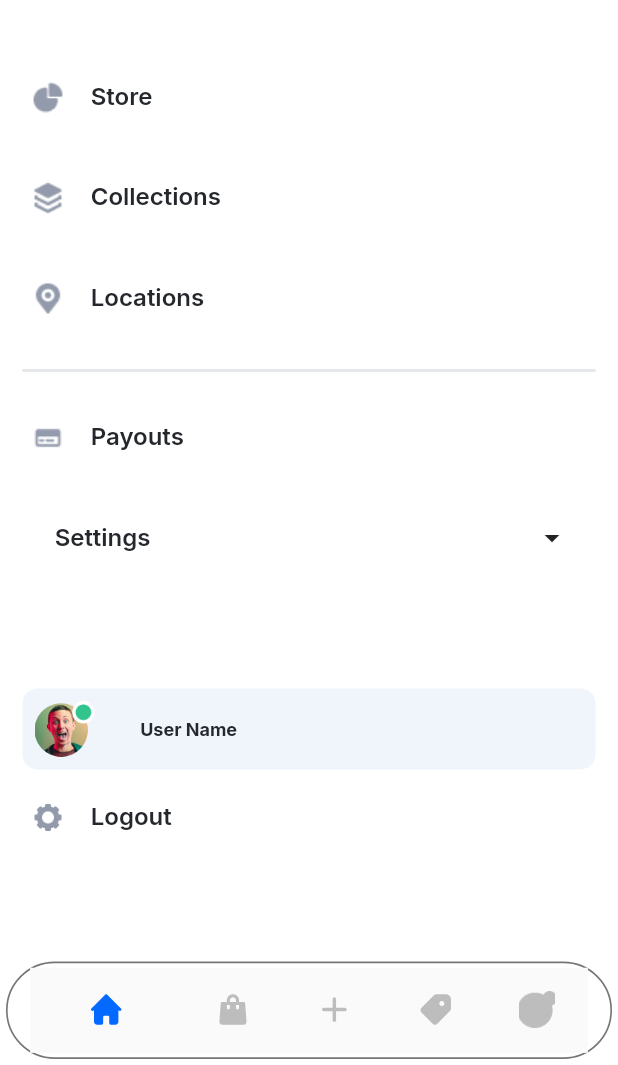
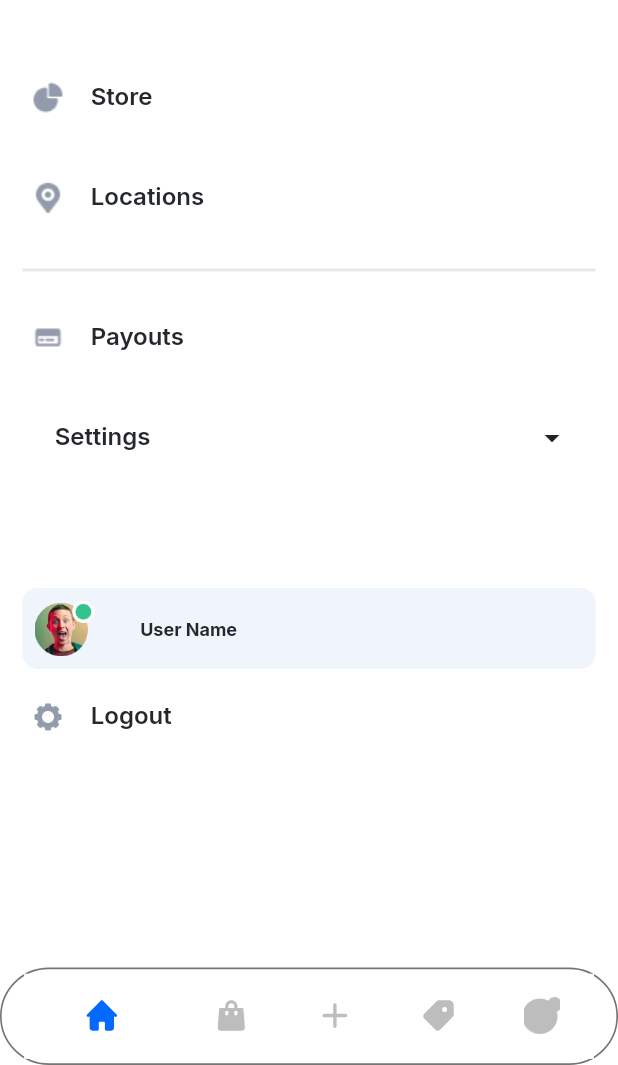
Before and after one commit to StrangerDeveloper/ismmart_vms, a Flutter app: the screen it shows after launch, swiped to page 5, on a phone screen of 412 x 824 dp, the part 171-1236 px from its top. Run offline on Flutter 3.47's test engine with Material 3 defaults, Android fonts, the phone set to English and light mode, and no system bars; our stand-ins replace cached_network_image, country_code_picker, dropdown_search, firebase_core, fl_chart, flutter_image_compress and 11 more; missing offline and left inert: dart:ffi, quill_html_editor; accounts and stored records are empty; network calls fail; project files that could hold a hidden picture were left out.

Commit message:
UI fixes

```diff
--- a/lib/main.dart
+++ b/lib/main.dart
@@ -5,13 +5,13 @@ import 'package:get/get.dart';
 import 'package:get_storage/get_storage.dart';
 import 'package:google_fonts/google_fonts.dart';
 import 'package:ismmart_vms/helper/theme_helper.dart';
+import 'package:ismmart_vms/screens/drawer_bottom_nav/drawer_bottom_bar_view.dart';
 import 'package:ismmart_vms/screens/auth/login/login_view.dart';
 import 'package:ismmart_vms/screens/bank_list/bank_list_view.dart';
 import 'package:ismmart_vms/screens/drawer_bottom_nav/drawer_bottom_bar_view.dart';
 import 'package:ismmart_vms/screens/order_listing/order_view.dart';
 import 'firebase_options.dart';
 import 'helper/routes.dart';
-import 'screens/dashboard/dashboard_view.dart';
 
 Future<void> main() async {
   WidgetsFlutterBinding.ensureInitialized();
@@ -52,7 +52,7 @@ class MyApp extends StatelessWidget {
             elevation: 3,
             shadowColor: Colors.black12),
       ),
-      home:DrawerBottomBarView(),
+      home: DrawerBottomBarView(),
       initialRoute: Routes.initRoute,
       getPages: Routes.pages,
     );
--- a/lib/screens/dashboard/dashboard_view.dart
+++ b/lib/screens/dashboard/dashboard_view.dart
@@ -14,6 +14,7 @@ import 'package:ismmart_vms/widgets/custom_image_view.dart';
 import 'package:ismmart_vms/widgets/loader_view.dart';
 
 import '../../helper/resourses/app_colors.dart';
+import '../../widgets/custom_drawer.dart';
 
 class DashboardView extends StatelessWidget {
   DashboardView({super.key});
--- a/lib/screens/drawer_bottom_nav/drawer_bottom_bar_viewmodel.dart
+++ b/lib/screens/drawer_bottom_nav/drawer_bottom_bar_viewmodel.dart
@@ -14,9 +14,9 @@ class DrawerBottomBarViewModel extends GetxController {
 
   List<Widget> bottomNavScreens = [
     DashboardView(),
+    OrderView(),
+    AddProduct1View(),
     ProductListView(),
-    AddProduct1View(),
-    OrderView(),
     SettingsView(),
   ];
   void changePage(int index) {
--- a/lib/screens/setting/settings_view.dart
+++ b/lib/screens/setting/settings_view.dart
@@ -5,11 +5,12 @@ import 'package:ismmart_vms/helper/utils/image_constant.dart';
 import 'package:ismmart_vms/helper/utils/size_utils.dart';
 import 'package:ismmart_vms/screens/auth/login/login_view.dart';
 import 'package:ismmart_vms/screens/bank_list/bank_list_view.dart';
+import 'package:ismmart_vms/screens/location_list/location_list_view.dart';
 import 'package:ismmart_vms/screens/shippings/shippings_view.dart';
 import 'package:ismmart_vms/screens/store_profile/store_profile_view.dart';
+import 'package:ismmart_vms/screens/user_profile/user_profile_view.dart';
 
 import '../../helper/constants.dart';
-import '../add_location/add_location_view.dart';
 import '../add_user/add_user_view.dart';
 import '../collection/collection_view.dart';
 import '../dashboard/dashboard_viewmodel.dart';
@@ -45,16 +46,16 @@ class SettingsView extends StatelessWidget {
               iconPath: 'assets/images/overViewIcon.png',
             ),
 
-            drawerListItems(
-              'Collections',
-              iconPath: 'assets/images/layers.png',
-              onTab: () => Get.to(CollectionView()),
-            ),
+            // drawerListItems(
+            //   'Collections',
+            //   iconPath: 'assets/images/layers.png',
+            //   onTab: () => Get.to(CollectionView()),
+            // ),
 
             drawerListItems(
               'Locations',
               iconPath: 'assets/images/pin.png',
-              onTab: () => Get.to(AddLocationView()),
+              onTab: () => Get.to(LocationListView()),
             ),
 
             const Divider(
@@ -88,24 +89,29 @@ class SettingsView extends StatelessWidget {
                             h: 45,
                             onTab: () => Get.to(BankListView()),
                           ),
-                          drawerListItems(
-                              iconPath: 'assets/images/Vector.png',
-                              'Shipping',
-                              h: 45,
-                              onTab: () => Get.to(ShippingMethodsView())),
-                          drawerListItems(
-                              iconPath: 'assets/images/edit-user.png',
-                              'Users & Permissions',
-                              h: 45,
-                              onTab: () => Get.to(AddUserView())),
+                          // drawerListItems(
+                          //     iconPath: 'assets/images/Vector.png',
+                          //     'Shipping',
+                          //     h: 45,
+                          //     onTab: () => Get.to(ShippingMethodsView())),
+                          // drawerListItems(
+                          //     iconPath: 'assets/images/edit-user.png',
+                          //     'Users & Permissions',
+                          //     h: 45,
+                          //     onTab: () => Get.to(AddUserView())),
                         ],
                       ),
                     )
                   : const SizedBox(),
             ),
 
-            titleAndBackBtn(
-                iconPath: ImageConstant.imgAvatar, title: 'User Name'),
+            InkWell(
+              onTap: () {
+                Get.to(() => UserProfileView());
+              },
+              child: titleAndBackBtn(
+                  iconPath: ImageConstant.imgAvatar, title: 'User Name'),
+            ),
 
             drawerListItems('Logout', iconPath: 'assets/images/settingIcon.png',
                 onTab: () {
--- a/lib/widgets/custom_bottom_bar.dart
+++ b/lib/widgets/custom_bottom_bar.dart
@@ -14,9 +14,7 @@ class CustomBottomBar extends StatelessWidget {
 
   @override
   Widget build(BuildContext context) {
-    return Padding(
-      padding: const EdgeInsets.all(4.0),
-      child: Container(
+    return Container(
       height: 64.v,
       padding: const EdgeInsets.only(left: 15, right: 15, top: 3, bottom: 3),
       decoration: BoxDecoration(
@@ -28,7 +26,7 @@ class CustomBottomBar extends StatelessWidget {
         ),
       ),
       child: BottomNavigationBar(
-          backgroundColor: Colors.transparent,
+        backgroundColor: kWhiteColor,
         showSelectedLabels: false,
         showUnselectedLabels: false,
         selectedFontSize: 0,
@@ -44,12 +42,12 @@ class CustomBottomBar extends StatelessWidget {
         ],
         onTap: onTap,
       ),
-      ),
     );
   }
 
   BottomNavigationBarItem _bottomBarItem({iconImage}) {
     return BottomNavigationBarItem(
+      backgroundColor: Colors.white,
       icon: CustomImageView(
         imagePath: iconImage,
         height: 24.adaptSize,
--- a/lib/widgets/custom_drawer.dart
+++ b/lib/widgets/custom_drawer.dart
@@ -4,6 +4,7 @@ import 'package:get/get.dart';
 import 'package:ismmart_vms/helper/constants.dart';
 import 'package:ismmart_vms/helper/utils/size_utils.dart';
 import 'package:ismmart_vms/screens/collection/collection_view.dart';
+import 'package:ismmart_vms/screens/setting/settings_view.dart';
 import '../screens/add_location/add_location_view.dart';
 import '../screens/add_user/add_user_view.dart';
 import '../screens/dashboard/dashboard_viewmodel.dart';
@@ -57,7 +58,9 @@ class CustomDrawer extends StatelessWidget {
                   drawerListItems(
                       iconPath: 'assets/icons/settingIcon.png',
                       'Settings and privacy',
-                      dropDwnIcon: true),
+                      dropDwnIcon: true,
+                    onTab: () => Get.to(() => SettingsView())
+                  ),
 
                   Obx(
                     () => viewModel.moreOption.value
--- a/pubspec.yaml
+++ b/pubspec.yaml
@@ -103,7 +103,7 @@ flutter:
     - assets/icons/
     - assets/images/
     - assets/dialog_flow_auth.json
-
+    - assets/icons/
 
   # An image asset can refer to one or more resolution-specific "variants", see
   # https://flutter.dev/assets-and-images/#resolution-aware
```
Also changed, not shown: lib/screens/location_list/location_list_view.dart (+9 -4 lines), lib/widgets/custom_appbar.dart (+11 -11 lines). Lines whose indentation alone changed are shown as unchanged.
